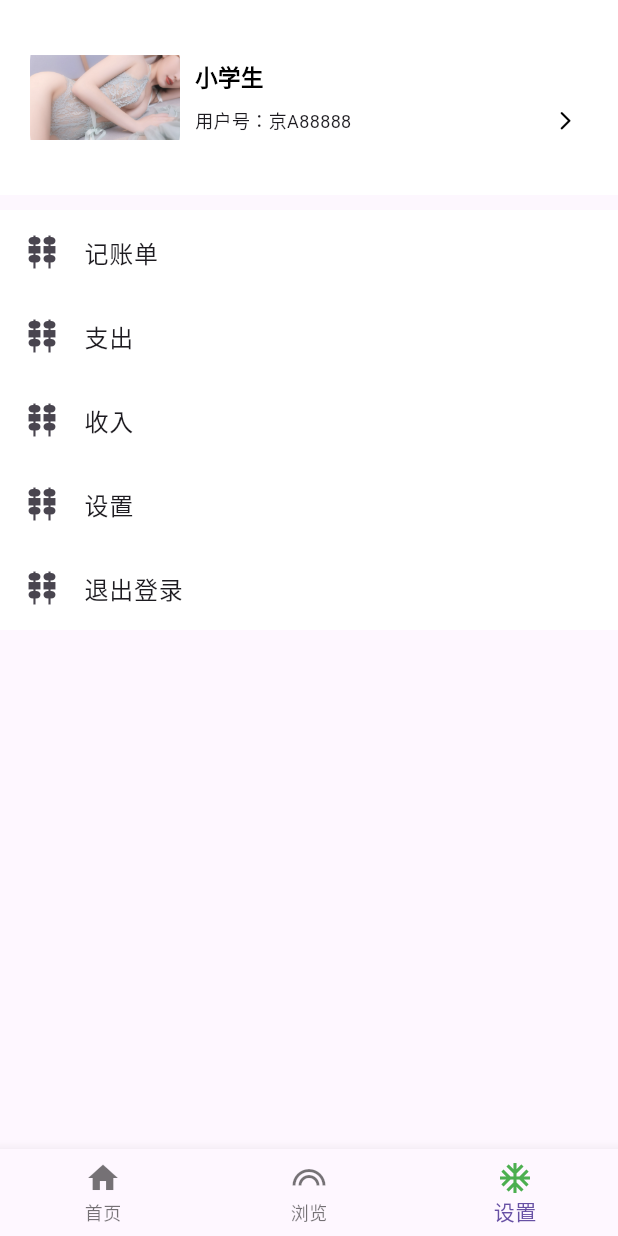
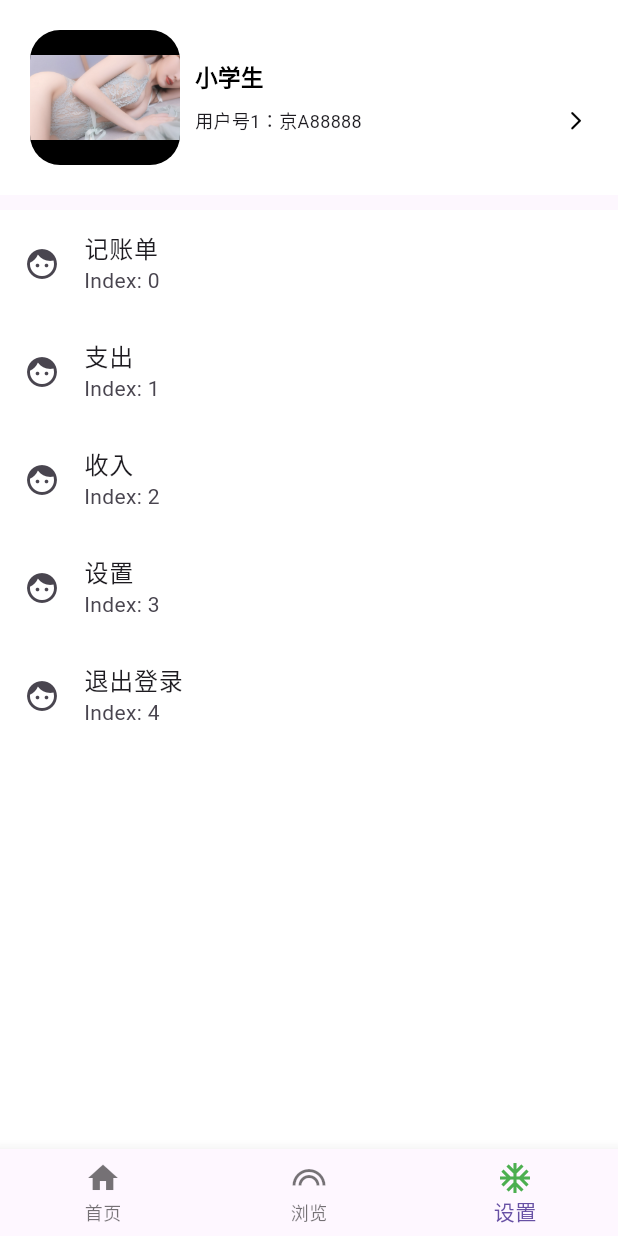
Before and after one commit to 2liuxuli/Demo, a Flutter app: the screen it shows after launch, item 3 of the bottom bar chosen, on a phone screen of 412 x 824 dp. Run offline on Flutter 3.47's test engine with Material 3 defaults, Android fonts, the phone set to English and light mode, and no system bars; drawn by our look-alikes of photo_view; our stand-ins replace loading_animation_widget.

Commit message:
feat：更新

```diff
--- a/lib/main.dart
+++ b/lib/main.dart
@@ -4,9 +4,18 @@ import 'package:flutter/material.dart';
 import 'package:Demo/pages/BottomBar/home.dart';
 import 'package:Demo/pages/BottomBar/two.dart';
 import 'package:Demo/pages/BottomBar/setting.dart';
+import 'package:flutter/services.dart';
 
 void main() {
-  runApp(MaterialApp(home: MyApp()));
+  runApp(
+    MaterialApp(
+      home: MyApp(),
+      theme: ThemeData(
+        scaffoldBackgroundColor: Colors.white,
+      ),
+      debugShowCheckedModeBanner: true,
+    )
+  );
 }
 
 class MyApp extends StatefulWidget {
@@ -29,7 +38,10 @@ class _BottomBarState extends State<MyApp> {
   @override
   Widget build(BuildContext context) {
     return Scaffold(
-      body: _pages[_currentIndex],
+      body: Container(
+        color: Colors.red,
+        child: _pages[_currentIndex],
+      ),
       bottomNavigationBar: BottomNavigationBar(
         currentIndex: _currentIndex,
         items: [
--- a/lib/pages/BottomBar/setting.dart
+++ b/lib/pages/BottomBar/setting.dart
@@ -1,9 +1,20 @@
 import 'dart:developer';
+import 'dart:async';
 
 import 'package:flutter/material.dart';
 import 'package:Demo/pages/login.dart';
+import 'package:photo_view/photo_view.dart';
+import 'package:loading_animation_widget/loading_animation_widget.dart';
 
-class SettingPage extends StatelessWidget {
+enum MyIcons { book, monetization_on_outlined, wallet, settings, login }
+class SettingPage extends StatefulWidget {
+
+  @override
+  _MyWidgetState createState() => _MyWidgetState();
+}
+
+class _MyWidgetState extends State<SettingPage>{
+
 
   void showAlertDialog(BuildContext context) {
     showDialog(
@@ -35,32 +46,47 @@ class SettingPage extends StatelessWidget {
     );
   }
 
-  // final sList = [
-  //   { 'label': '记账单', 'icon': '' },
-  //   { 'label': '支出', 'icon': '' },
-  //   { 'label': '收入', 'icon': '' },
-  //   { 'label': '设置', 'icon': '' },
-  //   { 'label': '关于', 'icon': '' },
-  // ];
-  final sList = ['记账单', '支出', '收入', '设置', '退出登录'];
 
-  String get avatarUrl => '../../../assets/images/pc_bg.jpg';
+// enum MyIcons { book, monetization_on_outlined, wallet, settings, login }
 
-  @override
+
+  // final sList = ['记账单', '支出', '收入', '设置', '退出登录'];
+  final sList = [
+    { 'label': '记账单', 'icon': 'MyIcons.book' },
+    { 'label': '支出', 'icon':'MyIcons.monetization_on_outlined' },
+    { 'label': '收入', 'icon': 'MyIcons.wallet' },
+    { 'label': '设置', 'icon': 'MyIcons.settings' },
+    { 'label': '退出登录', 'icon': 'MyIcons.login' },
+  ];
+
+    bool isLoading = true;
+
+    void initState() {
+      Timer(Duration(seconds: 1), () {
+        setState(() {
+          isLoading = false;
+        });
+      });
+    }
+
+
   Widget build(BuildContext context) {
     return Scaffold(
       appBar: null,
-      body: Container(
+      body: isLoading
+        ?
+        Center(
+          child: LoadingAnimationWidget.staggeredDotsWave(color: Colors.blue, size: 50),
+        )
+        : Container(
           child: ListView(
             children: [
               Container(
-              color: Colors.white,
                 child: Column(
                 children: [
                   Padding(
                     padding: const EdgeInsets.fromLTRB(20, 20, 0, 20),
                     child: Container(
-                    color: Colors.white,
                       child: Row(
                         children: [
                           Container(
@@ -68,7 +94,9 @@ class SettingPage extends StatelessWidget {
                             height: 90,
                             child: ClipRRect(
                               borderRadius: BorderRadius.circular(20.0), // 设置圆角半径，可根据需要调整
-                            child: Image.asset('assets/images/pc_bg.jpg')
+                              child: PhotoView(
+                                imageProvider: AssetImage('assets/images/pc_bg.jpg'),
+                              )
                             ),
                           ),
                           Container(
@@ -86,7 +114,7 @@ class SettingPage extends StatelessWidget {
                                   children: [
                                     Padding(
                                       padding: const EdgeInsets.fromLTRB(0, 0, 135, 0),
-                                    child: Text('用户号：京A88888', style: TextStyle(fontSize: 12.0,)),
+                                      child: Text('用户号1：京A88888', style: TextStyle(fontSize: 12.0,)),
                                     ),
                                     Icon(Icons.arrow_forward_ios_rounded, size: 15.0, color: Colors.black), // 图标使用Icons库中的图标
                                   ],
@@ -104,14 +132,19 @@ class SettingPage extends StatelessWidget {
                   ),
                   Container(
                     child: Column(
-                    children: sList.map((item) {
+                      children: sList.asMap().entries.map((entry) {
+                        int index = entry.key;
+                        var item = entry.value;
                         return Container(
-                        color: Colors.white, // 设置背景颜色为白色
+                          // color: Colors.green,
                           child: ListTile(
-                          leading: Icon(Icons.kebab_dining_sharp),
-                          title: Text(item),
+                            // leading: Icon(Icons[item['icon']!]),
+                            // leading: Icon(item['icon']! == MyIcons.book? Icons.book : Icons.question_mark),
+                            leading: Icon(Icons.face),
+                            title: Text(item['label']!),
+                            subtitle: Text('Index: $index'),
                             onTap: () {
-                            if (item == '退出登录') {
+                              if (item['label']! == '退出登录') {
                                 showAlertDialog(context);
                                 return;
                               }
--- a/pubspec.yaml
+++ b/pubspec.yaml
@@ -14,6 +14,8 @@ dependencies:
 
   english_words: ^4.0.0
   provider: ^6.0.0
+  photo_view: ^0.15.0
+  loading_animation_widget: ^1.2.1
 
 dev_dependencies:
   flutter_test:
```
Also changed, not shown: lib/pages/BottomBar/two.dart (renamed from analysis_options.yaml, +47 -9 lines), pubspec.lock. Lines whose indentation alone changed are shown as unchanged.
